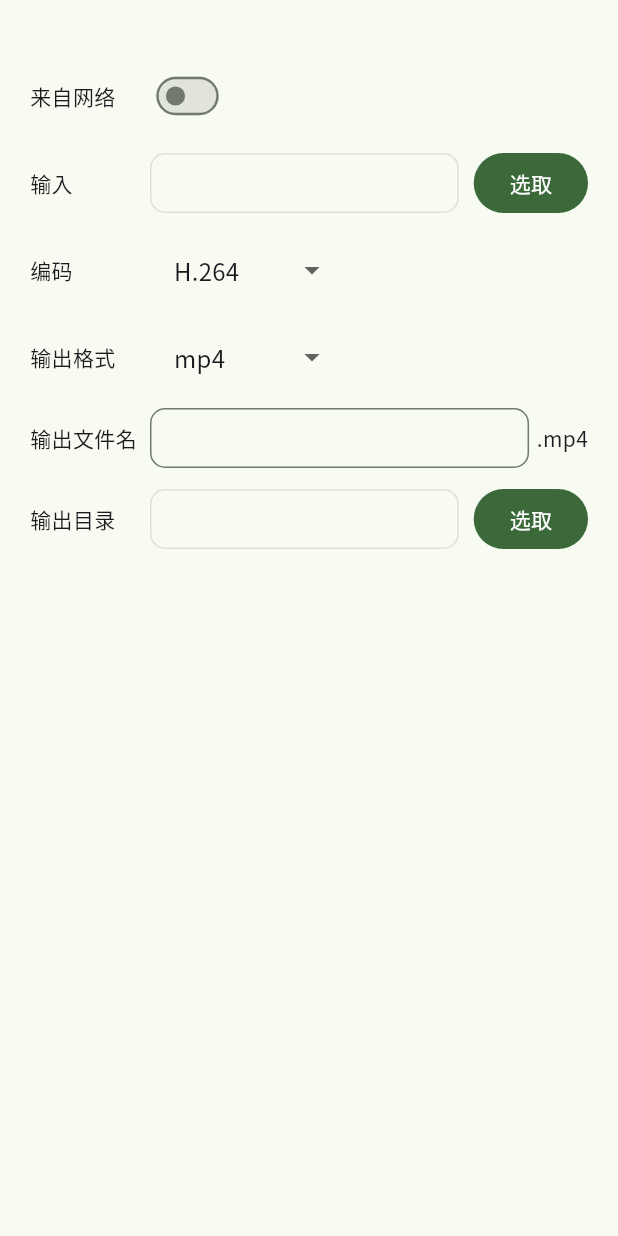
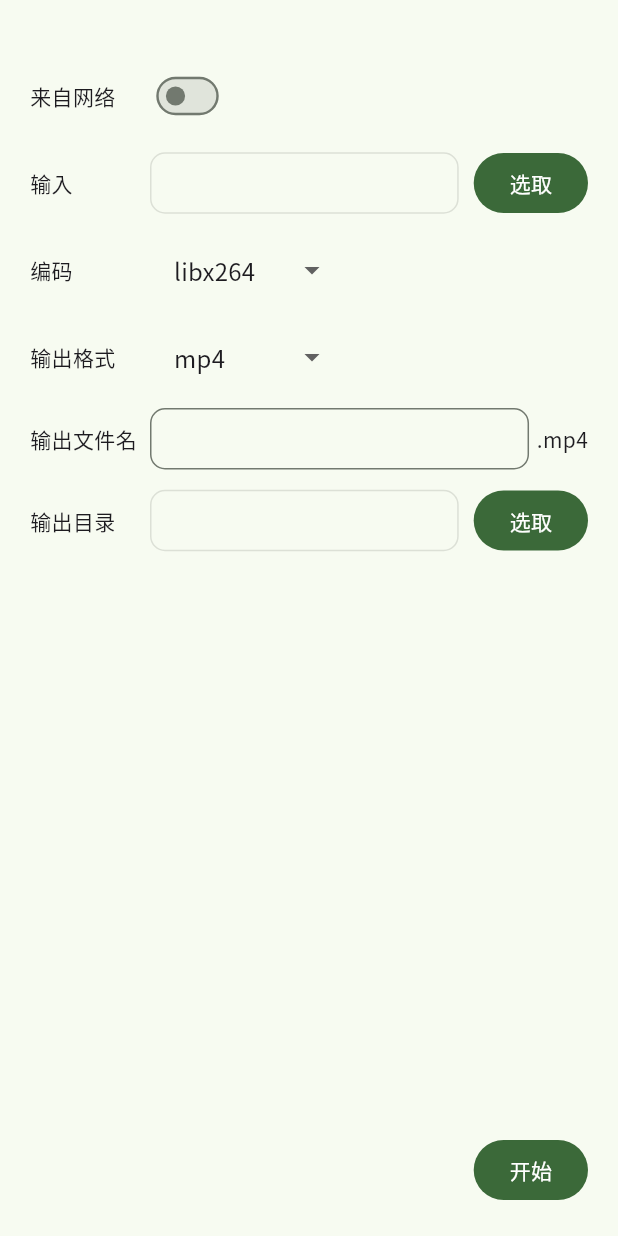
Before and after one commit to Zhoucheng133/FFmpegGUI, a Flutter app: the screen it shows after launch, on a phone screen of 412 x 824 dp. Run offline on Flutter 3.47's test engine with Material 3 defaults, Android fonts, the light colour scheme and no system bars; drawn by our look-alikes of dropdown_button2; our stand-ins replace file_picker, get, google_fonts; missing offline and left inert: process_run, window_manager; statements that could not run were skipped.

Commit message:
添加主进程

```diff
--- a/lib/main_window.dart
+++ b/lib/main_window.dart
@@ -1,8 +1,11 @@
 import 'dart:io';
 
 import 'package:dropdown_button2/dropdown_button2.dart';
+import 'package:ffmpeg_gui/service/task.dart';
+import 'package:ffmpeg_gui/service/variables.dart';
 import 'package:file_picker/file_picker.dart';
 import 'package:flutter/material.dart';
+import 'package:get/get.dart';
 import 'package:window_manager/window_manager.dart';
 import 'package:process_run/which.dart';
 
@@ -50,13 +53,16 @@ class _MainWindowState extends State<MainWindow> with WindowListener {
   TextEditingController output=TextEditingController();
   String format='mp4';
   TextEditingController name=TextEditingController();
-  String encoder='H.264';
+  String encoder='libx264';
 
   List videoFormat=['mp4', 'mkv', 'flv'];
   List audioFormat=['mp3', 'acc', 'wav'];
 
-  List videoEncoder=['H.264', 'H.265', 'AV1', 'MPEG-4'];
-  List audioEncoder=['AAC ', 'MP3', 'FLAC'];
+  List videoEncoder=['libx264', 'libx265', 'libaom-av1', 'libxvid'];
+  List audioEncoder=['aac ', 'libmp3lame', 'flac'];
+
+  Task task=Task();
+  final Controller c = Get.put(Controller());
 
   @override
   Widget build(BuildContext context) {
@@ -75,7 +81,7 @@ class _MainWindowState extends State<MainWindow> with WindowListener {
         ),
         Expanded(
           child: Padding(
-            padding: const EdgeInsets.only(top: 10, bottom: 10, left: 20, right: 20),
+            padding: const EdgeInsets.only(top: 10, bottom: 20, left: 20, right: 20),
             child: Column(
               children: [
                 Row(
@@ -113,7 +119,7 @@ class _MainWindowState extends State<MainWindow> with WindowListener {
                         enabled: fromNetwork,
                         decoration: InputDecoration(
                           isCollapsed: true,
-                          contentPadding: const EdgeInsets.only(left: 10, right: 10, top: 9, bottom: 10),
+                          contentPadding: const EdgeInsets.only(left: 10, right: 10, top: 10, bottom: 10),
                           border: const OutlineInputBorder(
                             borderSide: BorderSide(
                               width: 2,
@@ -241,7 +247,7 @@ class _MainWindowState extends State<MainWindow> with WindowListener {
                         controller: name,
                         decoration: const InputDecoration(
                           isCollapsed: true,
-                          contentPadding: EdgeInsets.only(left: 10, right: 10, top: 9, bottom: 10),
+                          contentPadding: EdgeInsets.only(left: 10, right: 10, top: 10, bottom: 10),
                           border: OutlineInputBorder(
                             borderSide: BorderSide(
                               width: 2,
@@ -276,7 +282,7 @@ class _MainWindowState extends State<MainWindow> with WindowListener {
                         enabled: false,
                         decoration: const InputDecoration(
                           isCollapsed: true,
-                          contentPadding: EdgeInsets.only(left: 10, right: 10, top: 9, bottom: 10),
+                          contentPadding: EdgeInsets.only(left: 10, right: 10, top: 10, bottom: 10),
                           border: OutlineInputBorder(
                             borderSide: BorderSide(
                               width: 2,
@@ -307,6 +313,23 @@ class _MainWindowState extends State<MainWindow> with WindowListener {
                     )
                   ],
                 ),
+                Expanded(child: Container()),
+                Row(
+                  crossAxisAlignment: CrossAxisAlignment.center,
+                  mainAxisAlignment: MainAxisAlignment.end,
+                  children: [
+                    FilledButton(
+                      onPressed: (){
+                        if(c.running.value){
+                          task.stop();
+                        }else{
+                          task.run(input.text, output.text, format, encoder, name.text, context);
+                        }
+                      },
+                      child: Obx(()=>Text(c.running.value ? '停止' : '开始'))
+                    )
+                  ],
+                )
               ],
             ),
           )
```
Also changed, not shown: lib/service/task.dart (added, +78 -0 lines).
